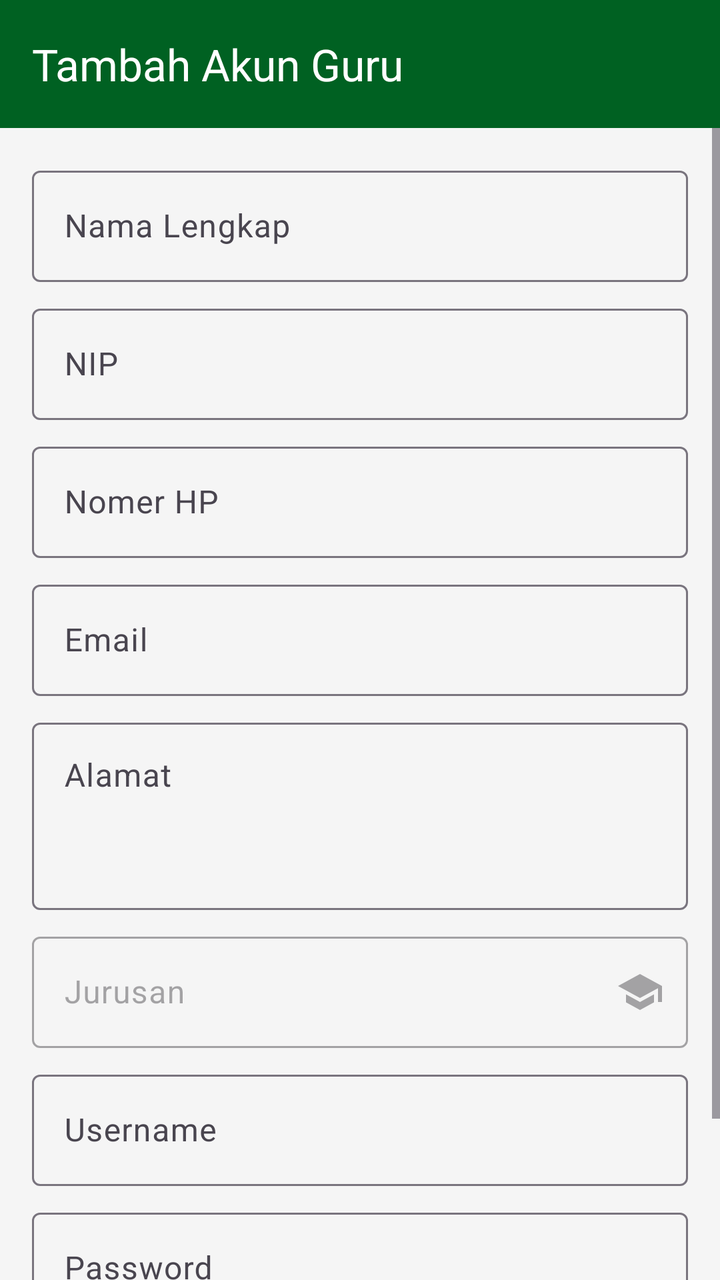
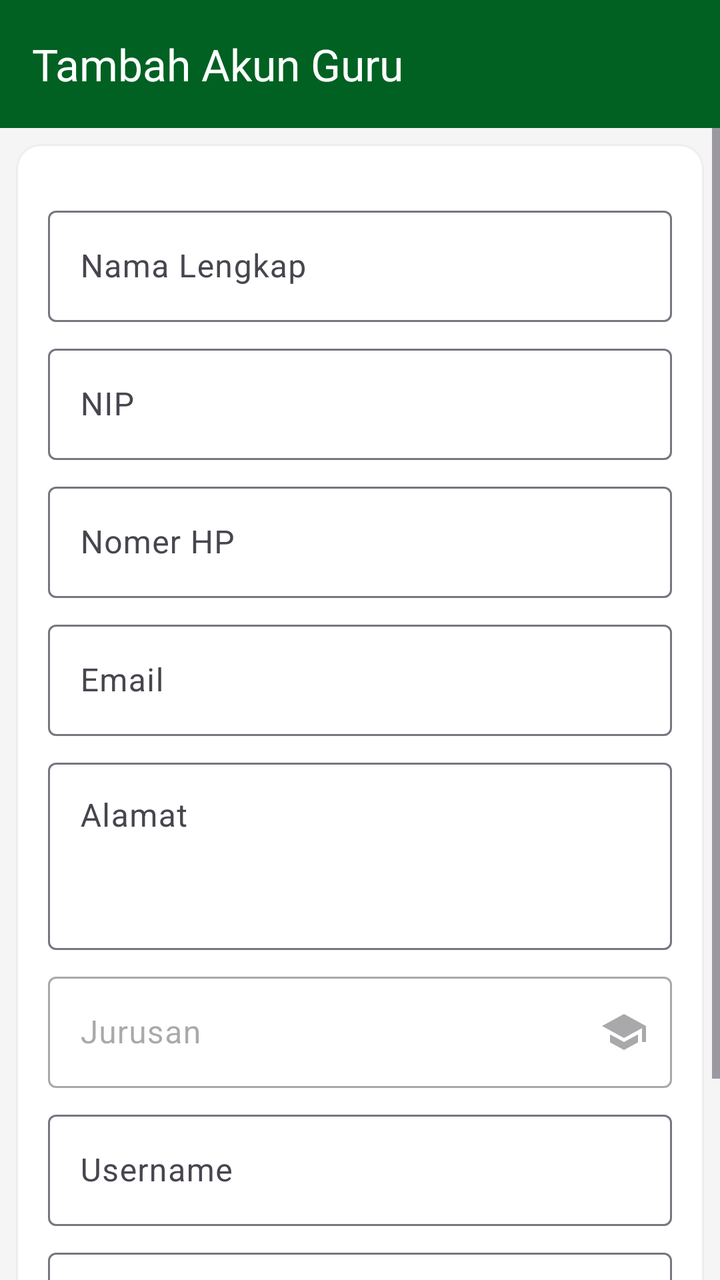

Compare the two renders of this Android layout. The source of the first and the diff that turns it into the second are given below.
<!-- AndroidManifest.xml: application theme Theme.OrionAPP -->
<!-- res/layout/activity_tambah_akun_guru.xml -->
<?xml version="1.0" encoding="utf-8"?>
<FrameLayout xmlns:android="http://schemas.android.com/apk/res/android"
    xmlns:app="http://schemas.android.com/apk/res-auto"
    xmlns:tools="http://schemas.android.com/tools"
    android:id="@+id/main"
    android:layout_width="match_parent"
    android:layout_height="match_parent"
    android:background="@color/background"
    tools:context=".activity.TambahAkunGuruActivity">

    <LinearLayout
        android:layout_width="match_parent"
        android:layout_height="match_parent"
        android:orientation="vertical">

        <com.google.android.material.appbar.AppBarLayout
            android:layout_width="match_parent"
            android:layout_height="?attr/actionBarSize"
            android:background="@color/primary">

            <com.google.android.material.appbar.MaterialToolbar
                android:id="@+id/toolbar"
                android:layout_width="match_parent"
                android:layout_height="match_parent"
                android:elevation="4dp"
                android:theme="@style/ThemeOverlay.Material3.ActionBar"
                app:navigationIconTint="@color/white"
                app:title="Tambah Akun Guru"
                app:titleTextColor="@color/white" />
        </com.google.android.material.appbar.AppBarLayout>

        <ScrollView
            android:layout_width="match_parent"
            android:layout_height="wrap_content">

            <LinearLayout
                android:layout_width="match_parent"
                android:layout_height="wrap_content"
                android:layout_marginTop="8dp"
                android:orientation="vertical">

                <LinearLayout
                    android:layout_width="match_parent"
                    android:layout_height="wrap_content"
                    android:orientation="vertical"
                    android:paddingHorizontal="16dp">



                    <com.google.android.material.textfield.TextInputLayout
                        android:id="@+id/til_nama"
                        android:layout_width="match_parent"
                        android:layout_height="wrap_content"
                        android:layout_marginTop="8dp">

                        <com.google.android.material.textfield.TextInputEditText
                            android:id="@+id/et_nama"
                            android:layout_width="match_parent"
                            android:layout_height="wrap_content"
                            android:hint="Nama Lengkap" />
                    </com.google.android.material.textfield.TextInputLayout>

                    <com.google.android.material.textfield.TextInputLayout
                        android:id="@+id/til_NIP"
                        android:layout_width="match_parent"
                        android:layout_height="wrap_content"
                        android:layout_marginTop="8dp">

                        <com.google.android.material.textfield.TextInputEditText
                            android:id="@+id/et_NIP"
                            android:layout_width="match_parent"
                            android:layout_height="wrap_content"
                            android:hint="NIP"
                            android:inputType="none" />
                    </com.google.android.material.textfield.TextInputLayout>


                    <com.google.android.material.textfield.TextInputLayout
                        android:id="@+id/til_nomerHP"
                        android:layout_width="match_parent"
                        android:layout_height="wrap_content"
                        android:layout_marginTop="8dp">

                        <com.google.android.material.textfield.TextInputEditText
                            android:id="@+id/et_nomerHP"
                            android:layout_width="match_parent"
                            android:layout_height="wrap_content"
                            android:hint="Nomer HP" />
                    </com.google.android.material.textfield.TextInputLayout>

                    <com.google.android.material.textfield.TextInputLayout
                        android:id="@+id/til_email"
                        android:layout_width="match_parent"
                        android:layout_height="wrap_content"
                        android:layout_marginTop="8dp">

                        <com.google.android.material.textfield.TextInputEditText
                            android:id="@+id/et_email"
                            android:layout_width="match_parent"
                            android:layout_height="wrap_content"
                            android:hint="Email"/>
                    </com.google.android.material.textfield.TextInputLayout>

                    <com.google.android.material.textfield.TextInputLayout
                        android:id="@+id/til_alamat"
                        android:layout_width="match_parent"
                        android:layout_height="wrap_content"
                        android:layout_marginTop="8dp">

                        <com.google.android.material.textfield.TextInputEditText
                            android:id="@+id/et_alamat"
                            android:layout_width="match_parent"
                            android:layout_height="wrap_content"
                            android:gravity="top|left"
                            android:lines="3"
                            android:hint="Alamat"/>

                    </com.google.android.material.textfield.TextInputLayout>

                    <com.google.android.material.textfield.TextInputLayout
                        android:id="@+id/til_jurusan"
                        android:layout_width="match_parent"
                        android:layout_height="wrap_content"
                        android:layout_marginTop="8dp"
                        android:enabled="false"
                        app:endIconDrawable="@drawable/ic_school_24"
                        app:endIconMode="custom">

                        <com.google.android.material.textfield.TextInputEditText
                            android:id="@+id/et_jurusan"
                            android:layout_width="match_parent"
                            android:layout_height="wrap_content"
                            android:clickable="true"
                            android:enabled="false"
                            android:focusable="false"
                            android:hint="Jurusan"
                            android:inputType="none" />
                    </com.google.android.material.textfield.TextInputLayout>

                    <com.google.android.material.textfield.TextInputLayout
                        android:id="@+id/til_Username"
                        android:layout_width="match_parent"
                        android:layout_height="wrap_content"
                        android:layout_marginTop="8dp">

                        <com.google.android.material.textfield.TextInputEditText
                            android:id="@+id/et_username"
                            android:layout_width="match_parent"
                            android:layout_height="wrap_content"
                            android:hint="Username" />
                    </com.google.android.material.textfield.TextInputLayout>

                    <com.google.android.material.textfield.TextInputLayout
                        android:id="@+id/til_password"
                        android:layout_width="match_parent"
                        android:layout_height="wrap_content"
                        android:layout_marginTop="8dp">

                        <com.google.android.material.textfield.TextInputEditText
                            android:id="@+id/et_password"
                            android:layout_width="match_parent"
                            android:layout_height="wrap_content"
                            android:hint="Password" />
                    </com.google.android.material.textfield.TextInputLayout>

                    <Button
                        android:id="@+id/btn_simpan"
                        style="@style/Widget.MaterialComponents.Button"
                        android:layout_width="match_parent"
                        android:layout_height="wrap_content"
                        android:layout_marginTop="24dp"
                        android:backgroundTint="@color/primary"
                        android:paddingVertical="12dp"
                        android:text="Simpan"
                        android:textAllCaps="false"
                        android:textSize="14sp"
                        android:textStyle="bold" />
                </LinearLayout>

            </LinearLayout>
        </ScrollView>
    </LinearLayout>


</FrameLayout>
<!-- resources referenced by this layout -->
<resources>
  <color name="background">#f5f5f5</color>
  <color name="primary">#006122</color>
  <color name="white">#ffffff</color>
  <!-- drawable ic_school_24 (drawable) -->
  <vector xmlns:android="http://schemas.android.com/apk/res/android" android:height="24dp" android:tint="#000000" android:viewportHeight="24" android:viewportWidth="24" android:width="24dp">
        
      <path android:fillColor="@android:color/white" android:pathData="M5,13.18v4L12,21l7,-3.82v-4L12,17l-7,-3.82zM12,3L1,9l11,6 9,-4.91V17h2V9L12,3z"/>
      
  </vector>
  <color name="text">#1E1E1E</color>
  <style name="OrionButton" parent="Widget.Material3.Button">
          <item name="android:backgroundTint">@color/primary</item>
          <item name="android:textColor">@color/white</item>
          <item name="android:layout_marginHorizontal">4px</item>
          <item name="android:buttonCornerRadius" tools:targetApi="p">12dp</item>
      </style>
  <style name="OrionTextTitle" parent="Widget.Material3.TextInputLayout.OutlinedBox">
          <item name="boxStrokeColor">@color/primary</item>
          <item name="hintTextColor">@color/primary</item>
          <item name="boxBackgroundMode">outline</item>
      </style>
  <color name="highlight_primary">#C0006122</color>
  <color name="error">#D00000</color>
  <style name="SearchViewStyle.White" parent="Widget.AppCompat.SearchView">
          
          <item name="searchHintIcon">@drawable/ic_search_24</item>
          <item name="cursorColor">@color/white</item>
          <item name="submitBackground">@android:color/white</item>
          <item name="android:textColorHint">@color/white</item>
          <item name="android:textColor">@color/white</item>
          <item name="android:iconTint">@android:color/white</item>
          <item name="android:buttonTint">@android:color/white</item>
      </style>
  <!-- drawable ic_search_24 (drawable) -->
  <vector xmlns:android="http://schemas.android.com/apk/res/android" android:height="24dp" android:tint="#000000" android:viewportHeight="24" android:viewportWidth="24" android:width="24dp">
        
      <path android:fillColor="@android:color/white" android:pathData="M15.5,14h-0.79l-0.28,-0.27C15.41,12.59 16,11.11 16,9.5 16,5.91 13.09,3 9.5,3S3,5.91 3,9.5 5.91,16 9.5,16c1.61,0 3.09,-0.59 4.23,-1.57l0.27,0.28v0.79l5,4.99L20.49,19l-4.99,-5zM9.5,14C7.01,14 5,11.99 5,9.5S7.01,5 9.5,5 14,7.01 14,9.5 11.99,14 9.5,14z"/>
      
  </vector>
  <!-- unchanged entries left out for length: 1 -->
</resources>

<!-- the commit's change to res/layout/activity_tambah_akun_guru.xml (unified diff, before → after) -->
@@ -36,146 +36,160 @@
             <LinearLayout
                 android:layout_width="match_parent"
                 android:layout_height="wrap_content"
-                android:layout_marginTop="8dp"
                 android:orientation="vertical">
 
                 <LinearLayout
                     android:layout_width="match_parent"
                     android:layout_height="wrap_content"
-                    android:orientation="vertical"
-                    android:paddingHorizontal="16dp">
+                    android:layout_marginHorizontal="8dp"
+                    android:layout_marginVertical="8dp"
+                    android:background="@drawable/rounded_outline"
+                    android:orientation="vertical">
 
-
-
-                    <com.google.android.material.textfield.TextInputLayout
-                        android:id="@+id/til_nama"
+                    <LinearLayout
                         android:layout_width="match_parent"
                         android:layout_height="wrap_content"
-                        android:layout_marginTop="8dp">
+                        android:layout_marginVertical="4dp"
+                        android:orientation="vertical"
+                        android:padding="16dp">
 
-                        <com.google.android.material.textfield.TextInputEditText
-                            android:id="@+id/et_nama"
+                        <LinearLayout
                             android:layout_width="match_parent"
                             android:layout_height="wrap_content"
-                            android:hint="Nama Lengkap" />
-                    </com.google.android.material.textfield.TextInputLayout>
+                            android:layout_marginBottom="4dp"
+                            android:orientation="vertical">
 
-                    <com.google.android.material.textfield.TextInputLayout
-                        android:id="@+id/til_NIP"
-                        android:layout_width="match_parent"
-                        android:layout_height="wrap_content"
-                        android:layout_marginTop="8dp">
+                            <com.google.android.material.textfield.TextInputLayout
+                                android:id="@+id/til_nama"
+                                android:layout_width="match_parent"
+                                android:layout_height="wrap_content"
+                                android:layout_marginTop="8dp">
 
-                        <com.google.android.material.textfield.TextInputEditText
-                            android:id="@+id/et_NIP"
-                            android:layout_width="match_parent"
-                            android:layout_height="wrap_content"
-                            android:hint="NIP"
-                            android:inputType="none" />
-                    </com.google.android.material.textfield.TextInputLayout>
+                                <com.google.android.material.textfield.TextInputEditText
+                                    android:id="@+id/et_nama"
+                                    android:layout_width="match_parent"
+                                    android:layout_height="wrap_content"
+                                    android:hint="Nama Lengkap" />
+                            </com.google.android.material.textfield.TextInputLayout>
 
+                            <com.google.android.material.textfield.TextInputLayout
+                                android:id="@+id/til_NIP"
+                                android:layout_width="match_parent"
+                                android:layout_height="wrap_content"
+                                android:layout_marginTop="8dp">
 
-                    <com.google.android.material.textfield.TextInputLayout
-                        android:id="@+id/til_nomerHP"
-                        android:layout_width="match_parent"
-                        android:layout_height="wrap_content"
-                        android:layout_marginTop="8dp">
+                                <com.google.android.material.textfield.TextInputEditText
+                                    android:id="@+id/et_NIP"
+                                    android:layout_width="match_parent"
+                                    android:layout_height="wrap_content"
+                                    android:hint="NIP"
+                                    android:inputType="none" />
+                            </com.google.android.material.textfield.TextInputLayout>
 
-                        <com.google.android.material.textfield.TextInputEditText
-                            android:id="@+id/et_nomerHP"
-                            android:layout_width="match_parent"
-                            android:layout_height="wrap_content"
-                            android:hint="Nomer HP" />
-                    </com.google.android.material.textfield.TextInputLayout>
+                            <com.google.android.material.textfield.TextInputLayout
+                                android:id="@+id/til_nomerHP"
+                                android:layout_width="match_parent"
+                                android:layout_height="wrap_content"
+                                android:layout_marginTop="8dp">
 
-                    <com.google.android.material.textfield.TextInputLayout
-                        android:id="@+id/til_email"
-                        android:layout_width="match_parent"
-                        android:layout_height="wrap_content"
-                        android:layout_marginTop="8dp">
+                                <com.google.android.material.textfield.TextInputEditText
+                                    android:id="@+id/et_nomerHP"
+                                    android:layout_width="match_parent"
+                                    android:layout_height="wrap_content"
+                                    android:hint="Nomer HP" />
+                            </com.google.android.material.textfield.TextInputLayout>
 
-                        <com.google.android.material.textfield.TextInputEditText
-                            android:id="@+id/et_email"
-                            android:layout_width="match_parent"
-                            android:layout_height="wrap_content"
-                            android:hint="Email"/>
-                    </com.google.android.material.textfield.TextInputLayout>
+                            <com.google.android.material.textfield.TextInputLayout
+                                android:id="@+id/til_email"
+                                android:layout_width="match_parent"
+                                android:layout_height="wrap_content"
+                                android:layout_marginTop="8dp">
 
-                    <com.google.android.material.textfield.TextInputLayout
-                        android:id="@+id/til_alamat"
-                        android:layout_width="match_parent"
-                        android:layout_height="wrap_content"
-                        android:layout_marginTop="8dp">
+                                <com.google.android.material.textfield.TextInputEditText
+                                    android:id="@+id/et_email"
+                                    android:layout_width="match_parent"
+                                    android:layout_height="wrap_content"
+                                    android:hint="Email" />
+                            </com.google.android.material.textfield.TextInputLayout>
 
-                        <com.google.android.material.textfield.TextInputEditText
-                            android:id="@+id/et_alamat"
-                            android:layout_width="match_parent"
-                            android:layout_height="wrap_content"
-                            android:gravity="top|left"
-                            android:lines="3"
-                            android:hint="Alamat"/>
+                            <com.google.android.material.textfield.TextInputLayout
+                                android:id="@+id/til_alamat"
+                                android:layout_width="match_parent"
+                                android:layout_height="wrap_content"
+                                android:layout_marginTop="8dp">
 
-                    </com.google.android.material.textfield.TextInputLayout>
+                                <com.google.android.material.textfield.TextInputEditText
+                                    android:id="@+id/et_alamat"
+                                    android:layout_width="match_parent"
+                                    android:layout_height="wrap_content"
+                                    android:gravity="top|left"
+                                    android:hint="Alamat"
+                                    android:lines="3" />
 
-                    <com.google.android.material.textfield.TextInputLayout
-                        android:id="@+id/til_jurusan"
-                        android:layout_width="match_parent"
-                        android:layout_height="wrap_content"
-                        android:layout_marginTop="8dp"
-                        android:enabled="false"
-                        app:endIconDrawable="@drawable/ic_school_24"
-                        app:endIconMode="custom">
+                            </com.google.android.material.textfield.TextInputLayout>
 
-                        <com.google.android.material.textfield.TextInputEditText
-                            android:id="@+id/et_jurusan"
-                            android:layout_width="match_parent"
-                            android:layout_height="wrap_content"
-                            android:clickable="true"
-                            android:enabled="false"
-                            android:focusable="false"
-                            android:hint="Jurusan"
-                            android:inputType="none" />
-                    </com.google.android.material.textfield.TextInputLayout>
+                            <com.google.android.material.textfield.TextInputLayout
+                                android:id="@+id/til_jurusan"
+                                android:layout_width="match_parent"
+                                android:layout_height="wrap_content"
+                                android:layout_marginTop="8dp"
+                                android:enabled="false"
+                                app:endIconDrawable="@drawable/ic_school_24"
+                                app:endIconMode="custom">
 
-                    <com.google.android.material.textfield.TextInputLayout
-                        android:id="@+id/til_Username"
-                        android:layout_width="match_parent"
-                        android:layout_height="wrap_content"
-                        android:layout_marginTop="8dp">
+                                <com.google.android.material.textfield.TextInputEditText
+                                    android:id="@+id/et_jurusan"
+                                    android:layout_width="match_parent"
+                                    android:layout_height="wrap_content"
+                                    android:clickable="true"
+                                    android:enabled="false"
+                                    android:focusable="false"
+                                    android:hint="Jurusan"
+                                    android:inputType="none" />
+                            </com.google.android.material.textfield.TextInputLayout>
 
-                        <com.google.android.material.textfield.TextInputEditText
-                            android:id="@+id/et_username"
-                            android:layout_width="match_parent"
-                            android:layout_height="wrap_content"
-                            android:hint="Username" />
-                    </com.google.android.material.textfield.TextInputLayout>
+                            <com.google.android.material.textfield.TextInputLayout
+                                android:id="@+id/til_Username"
+                                android:layout_width="match_parent"
+                                android:layout_height="wrap_content"
+                                android:layout_marginTop="8dp">
 
-                    <com.google.android.material.textfield.TextInputLayout
-                        android:id="@+id/til_password"
-                        android:layout_width="match_parent"
-                        android:layout_height="wrap_content"
-                        android:layout_marginTop="8dp">
+                                <com.google.android.material.textfield.TextInputEditText
+                                    android:id="@+id/et_username"
+                                    android:layout_width="match_parent"
+                                    android:layout_height="wrap_content"
+                                    android:hint="Username" />
+                            </com.google.android.material.textfield.TextInputLayout>
 
-                        <com.google.android.material.textfield.TextInputEditText
-                            android:id="@+id/et_password"
-                            android:layout_width="match_parent"
-                            android:layout_height="wrap_content"
-                            android:hint="Password" />
-                    </com.google.android.material.textfield.TextInputLayout>
+                            <com.google.android.material.textfield.TextInputLayout
+                                android:id="@+id/til_password"
+                                android:layout_width="match_parent"
+                                android:layout_height="wrap_content"
+                                android:layout_marginTop="8dp">
 
-                    <Button
-                        android:id="@+id/btn_simpan"
-                        style="@style/Widget.MaterialComponents.Button"
-                        android:layout_width="match_parent"
-                        android:layout_height="wrap_content"
-                        android:layout_marginTop="24dp"
-                        android:backgroundTint="@color/primary"
-                        android:paddingVertical="12dp"
-                        android:text="Simpan"
-                        android:textAllCaps="false"
-                        android:textSize="14sp"
-                        android:textStyle="bold" />
+                                <com.google.android.material.textfield.TextInputEditText
+                                    android:id="@+id/et_password"
+                                    android:layout_width="match_parent"
+                                    android:layout_height="wrap_content"
+                                    android:hint="Password" />
+                            </com.google.android.material.textfield.TextInputLayout>
+
+                        </LinearLayout>
+                    </LinearLayout>
                 </LinearLayout>
+
+                <Button
+                    android:id="@+id/btn_simpan"
+                    style="@style/Widget.MaterialComponents.Button"
+                    android:layout_width="match_parent"
+                    android:layout_height="wrap_content"
+                    android:layout_marginHorizontal="16dp"
+                    android:backgroundTint="@color/primary"
+                    android:paddingVertical="12dp"
+                    android:text="Simpan"
+                    android:textAllCaps="false"
+                    android:textSize="14sp"
+                    android:textStyle="bold" />
 
             </LinearLayout>
         </ScrollView>
<!-- resource entries referenced after the edit -->
@@ -9,6 +9,14 @@
       <path android:fillColor="@android:color/white" android:pathData="M5,13.18v4L12,21l7,-3.82v-4L12,17l-7,-3.82zM12,3L1,9l11,6 9,-4.91V17h2V9L12,3z"/>
       
   </vector>
+  <!-- drawable rounded_outline (drawable) -->
+  <?xml version="1.0" encoding="utf-8"?>
+  <shape xmlns:android="http://schemas.android.com/apk/res/android">
+      <corners android:radius="12dp"/>
+      <stroke android:color="#eee" android:width="1dp"/>
+      <solid android:color="@color/white"/>
+  
+  </shape>
   <color name="text">#1E1E1E</color>
   <style name="OrionButton" parent="Widget.Material3.Button">
           <item name="android:backgroundTint">@color/primary</item>
